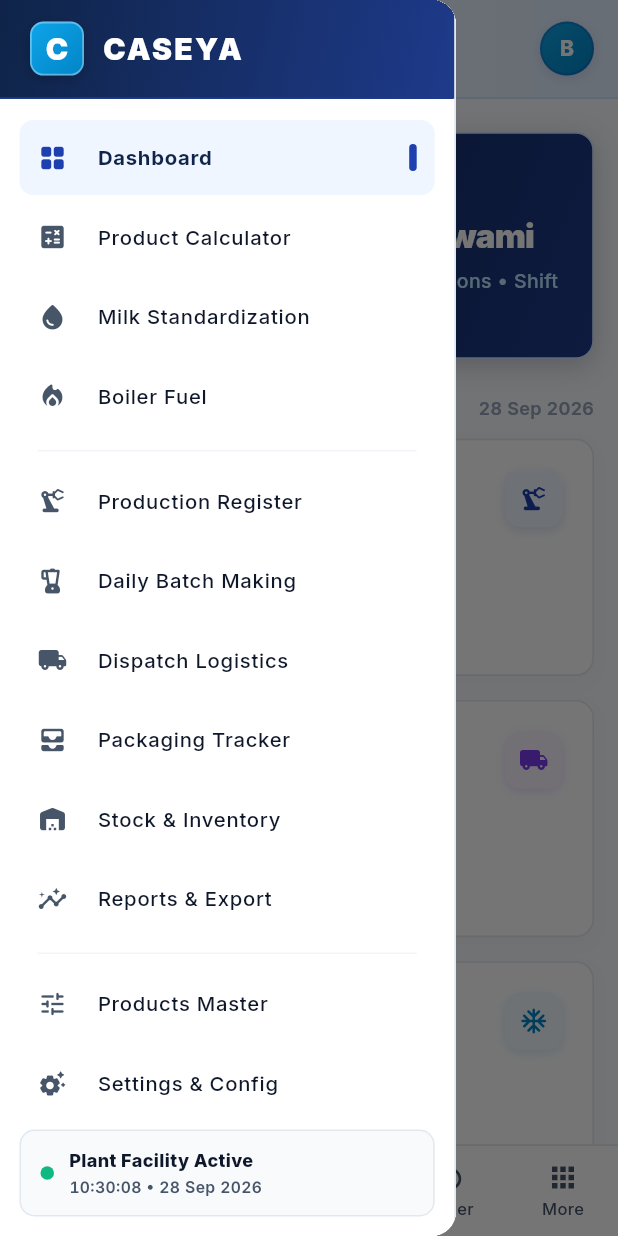
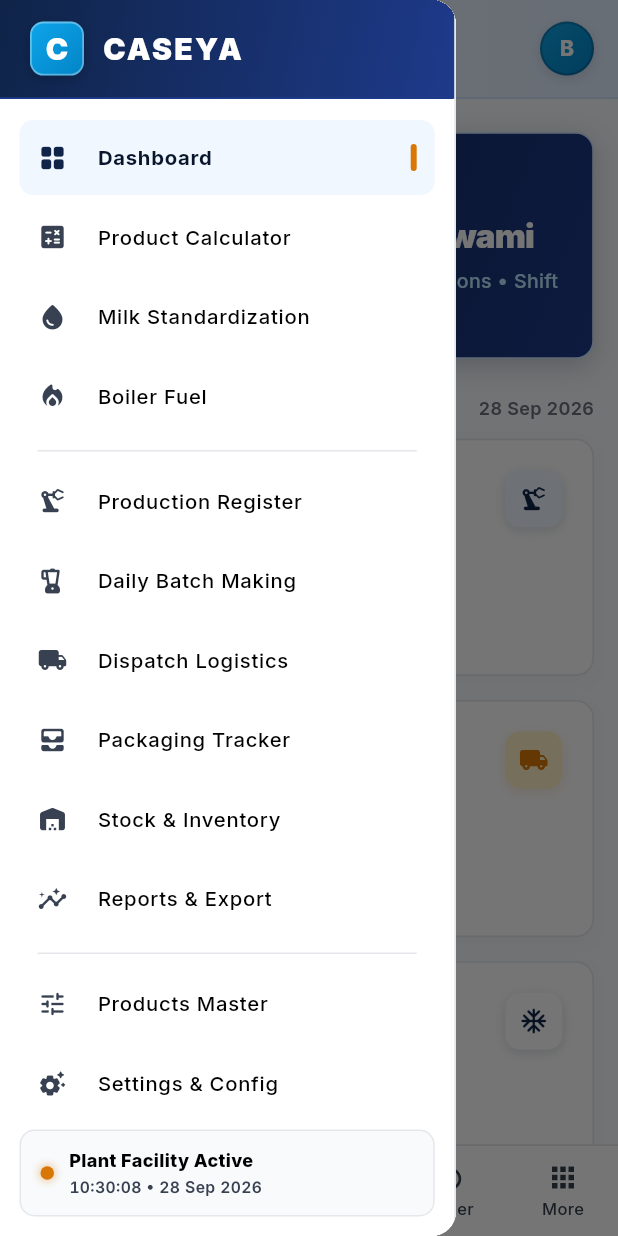
Before and after one commit to wingglexbiraj-max/caseya, a Flutter app: the screen it shows after launch, with the side drawer open, on a phone screen of 412 x 824 dp. Run offline on Flutter 3.47's test engine with Material 3 defaults, Android fonts, the phone set to English and light mode, and no system bars; our stand-ins replace flutter_riverpod, google_fonts, shared_preferences.

Commit message:
style: implement 4-color Golden Ratio palette (Midnight Navy, White, Black, Golden)

```diff
--- a/lib/core/constants/app_colors.dart
+++ b/lib/core/constants/app_colors.dart
@@ -1,95 +1,49 @@
 import 'package:flutter/material.dart';
 
-/// CASEYA Deep Precision Cobalt Navy & Arctic Cyan Color Palette
-/// Inspired by modern dairy tech, milk cold-chain, and automated plant control rooms
-/// (Tetra Pak, GEA, Alfa Laval industrial standard).
+/// CASEYA 4-Color Golden Ratio Design System:
+/// 1. Midnight Navy (30% - Structural Identity & Key Actions)
+/// 2. White (60% - Crisp Foundation Canvas & Surfaces)
+/// 3. Black (Contrast, Typography & Precision Outlines)
+/// 4. Golden (10% - Golden Ratio Accent, Badges & High-Value Highlights)
 class AppColors {
-  // Brand Primary (Deep Precision Cobalt Navy)
-  static const Color primary = Color(0xFF1E40AF); // Core Deep Cobalt (Blue 800)
-  static const Color primaryDark = Color(0xFF0F2448); // Midnight Navy
-  static const Color primaryLight = Color(
-    0xFF2563EB,
-  ); // Vibrant Precision Blue (Blue 600)
-  static const Color primaryContainer = Color(
-    0xFFEFF6FF,
-  ); // Soft Arctic Ice Wash (Blue 50)
-  static const Color primarySurface = Color(
-    0xFFF4F8FE,
-  ); // Subtle Porcelain Tint
+  // ===========================================================================
+  // 1. MIDNIGHT NAVY (30% - Structural Identity & Key Actions)
+  // ===========================================================================
+  static const Color primary = Color(0xFF0F2448); // Executive Midnight Navy
+  static const Color primaryDark = Color(0xFF08152B); // Deepest Midnight
+  static const Color primaryLight = Color(0xFF1E3A8A); // Rich Midnight Blue
+  static const Color primaryContainer = Color(0xFFF0F7FF); // Low-opacity navy tint
+  static const Color primarySurface = Color(0xFFF8FAFC); // Clean Porcelain Tint
 
-  // Energetic Accent (Arctic Cyan & Glacier Flow)
-  static const Color accentCyan = Color.fromARGB(
-    255,
-    2,
-    101,
-    147,
-  ); // Electric Sky Cyan
-  static const Color accentCyanDeep = Color(0xFF0284C7); // Chilled Marine Blue
-  static const Color accentCyanLight = Color(0xFFE0F2FE); // Frosted Ice
-  static const Color coolIce = Color(0xFF0284C7); // Chilled Arctic Blue
-  static const Color coolIceLight = Color(
-    0xFFE0F2FE,
-  ); // Frosted Arctic Ice Light
-  static const Color accentMint = Color(0xFF0EA5E9); // Cyan pulse
-  static const Color accentTeal = Color(0xFF0284C7); // Marine accent
+  static const Color secondary = Color(0xFF0F2448);
+  static const Color secondaryLight = Color(0xFFF0F7FF);
 
-  // Golden Dairy Butterfat & Steam Accents
-  static const Color goldAccent = Color(0xFFD97706); // Warm Amber Gold
-  static const Color goldLight = Color(0xFFFEF3C7); // Cream Butterfat
-  static const Color goldDark = Color(0xFF92400E); // Deep Bronze
-
-  // Secondary & Industrial Slate
-  static const Color secondary = Color(0xFF1E293B); // Deep Slate 800
-  static const Color secondaryLight = Color(0xFFF1F5F9); // Slate 100
-
-  // Neutrals / Surfaces
-  static const Color background = Color(0xFFF8FAFC); // Ultra-clean crisp canvas
-  static const Color surface = Color(0xFFFFFFFF); // Pure Crisp Card
-  static const Color surfaceElevated = Color(0xFFFFFFFF);
-  static const Color cardBorder = Color(0xFFE2E8F0); // Crisp Slate Border
-  static const Color cardBorderSubtle = Color(0xFFEDF2F7);
-  static const Color divider = Color(0xFFF1F5F9);
-
-  // Modern Typography (Slate Matrix)
-  static const Color textPrimary = Color(
-    0xFF0F172A,
-  ); // Slate 900 (High contrast)
-  static const Color textSecondary = Color(0xFF475569); // Slate 600
-  static const Color textMuted = Color(0xFF94A3B8); // Slate 400
-  static const Color textLight = Color(0xFFFFFFFF);
-
-  // Operational Status Indicators
-  static const Color success = Color(0xFF0284C7); // Verified Cyan-Blue
-  static const Color successLight = Color(0xFFE0F2FE); // Frost Light
-  static const Color warning = Color(0xFFD97706); // Amber 600
-  static const Color warningLight = Color(0xFFFEF3C7); // Amber 100
-  static const Color danger = Color(0xFFDC2626); // Rose 600
-  static const Color dangerLight = Color(0xFFFEE2E2); // Rose 100
-  static const Color info = Color(0xFF1D4ED8); // Pure Cobalt 700
-  static const Color infoLight = Color(0xFFDBEAFE); // Blue 100
-
-  // Metric Highlight Cards
-  static const Color metricBgMilk = Color(0xFFEFF6FF); // Milk Ice Blue
-  static const Color metricBgBoiler = Color(0xFFFFFBEB); // Steam Amber Warmth
-  static const Color metricBgStock = Color(
-    0xFFF0F9FF,
-  ); // Finished Storage Sky Tint
-  static const Color metricBgDispatch = Color(0xFFFAF5FF); // Dispatch Lavender
-
-  // Gradients
-  static const LinearGradient primaryGradient = LinearGradient(
-    colors: [Color(0xFF1E40AF), Color(0xFF0F2850)],
+  // Left Sidebar CASEYA Brand Header (PRESERVED: Welcome Card Navy Gradient)
+  static const Color brandHeaderBackground = Color(0xFF0F2448);
+  static const Color brandHeaderBorder = Color(0xFF1E3A8A);
+  static const LinearGradient brandHeaderGradient = LinearGradient(
+    colors: [Color(0xFF0F2448), Color(0xFF1E3A8A)],
     begin: Alignment.topLeft,
     end: Alignment.bottomRight,
   );
 
-  static const LinearGradient cardHeaderGradient = LinearGradient(
-    colors: [Color(0xFFEFF6FF), Color(0xFFF8FAFC)],
+  // Right Page Heading Header Section (PRESERVED: Low-Opacity Precision Blue)
+  static const Color headerBackground = Color(0xFFF0F7FF);
+  static const Color headerBorder = Color(0xFFCCE2FE);
+  static const LinearGradient headerGradient = LinearGradient(
+    colors: [Color(0xFFF0F7FF), Color(0xFFE2EFFF)],
     begin: Alignment.centerLeft,
     end: Alignment.centerRight,
   );
 
-  // Welcome Back Card Blue (Plant Control Center / Deep Executive Navy)
+  // Glowing Cyan 'C' Container Gradient (PRESERVED in Brand Header)
+  static const LinearGradient cyanGradient = LinearGradient(
+    colors: [Color(0xFF0EA5E9), Color(0xFF0284C7)],
+    begin: Alignment.topLeft,
+    end: Alignment.bottomRight,
+  );
+
+  // Welcome Back Card Blue Gradient (PRESERVED)
   static const Color welcomeCardBgStart = Color(0xFF0F2448);
   static const Color welcomeCardBgEnd = Color(0xFF1E3A8A);
   static const LinearGradient welcomeCardGradient = LinearGradient(
@@ -98,33 +52,72 @@ class AppColors {
     end: Alignment.bottomRight,
   );
 
-  // Left Sidebar CASEYA Brand Header (Uses Welcome Card Blue)
-  static const Color brandHeaderBackground = Color(0xFF0F2448);
-  static const Color brandHeaderBorder = Color(0xFF1E3A8A);
-  static const LinearGradient brandHeaderGradient = LinearGradient(
+  // Primary Gradient (Midnight Navy)
+  static const LinearGradient primaryGradient = LinearGradient(
     colors: [Color(0xFF0F2448), Color(0xFF1E3A8A)],
     begin: Alignment.topLeft,
     end: Alignment.bottomRight,
   );
 
-  // Right Page Heading Header Section (Modern Low-Opacity Precision Blue)
-  static const Color headerBackground = Color(0xFFF0F7FF);
-  static const Color headerBorder = Color(0xFFCCE2FE);
-  static const LinearGradient headerGradient = LinearGradient(
-    colors: [Color(0xFFF0F7FF), Color(0xFFE2EFFF)],
-    begin: Alignment.centerLeft,
-    end: Alignment.centerRight,
-  );
+  // ===========================================================================
+  // 2. WHITE (60% - Dominant Foundation Canvas & Surfaces)
+  // ===========================================================================
+  static const Color surface = Color(0xFFFFFFFF); // Pure White Cards & Panels
+  static const Color surfaceElevated = Color(0xFFFFFFFF);
+  static const Color background = Color(0xFFF8FAFC); // Crisp Light Canvas
+  static const Color textLight = Color(0xFFFFFFFF); // Crisp White Typography
 
-  static const LinearGradient cyanGradient = LinearGradient(
-    colors: [Color(0xFF0EA5E9), Color(0xFF0284C7)],
-    begin: Alignment.topLeft,
-    end: Alignment.bottomRight,
-  );
+  // Metric White Surfaces
+  static const Color metricBgMilk = Color(0xFFF0F7FF); // Low-opacity navy tint
+  static const Color metricBgStock = Color(0xFFFFFFFF); // Pure White Card
+
+  // ===========================================================================
+  // 3. BLACK (Precision Typography & Sharp Outlines)
+  // ===========================================================================
+  static const Color textPrimary = Color(0xFF000000); // True Black (Maximum Legibility)
+  static const Color textSecondary = Color(0xFF374151); // Dark Charcoal Black
+  static const Color textMuted = Color(0xFF6B7280); // Slate Charcoal
+  static const Color cardBorder = Color(0xFFE5E7EB); // Crisp Precision Border
+  static const Color cardBorderSubtle = Color(0xFFF3F4F6);
+  static const Color divider = Color(0xFFE5E7EB); // Sharp Divider
+
+  // Status Colors mapped into 4-color system:
+  static const Color info = Color(0xFF0F2448); // Midnight Navy
+  static const Color infoLight = Color(0xFFF0F7FF);
+  static const Color success = Color(0xFF0F2448); // Midnight Navy Verified
+  static const Color successLight = Color(0xFFF0F7FF);
+  static const Color danger = Color(0xFF991B1B); // Crimson Black Accent
+  static const Color dangerLight = Color(0xFFFEF2F2);
+
+  // ===========================================================================
+  // 4. GOLDEN (10% - Golden Ratio Accent, Badges & High-Value Highlights)
+  // ===========================================================================
+  static const Color goldAccent = Color(0xFFD97706); // Rich Dairy Gold
+  static const Color goldLight = Color(0xFFFEF3C7); // Warm Golden Glow
+  static const Color goldDark = Color(0xFF92400E); // Deep Bronze Gold
+  static const Color warning = Color(0xFFD97706); // Golden Indicator
+  static const Color warningLight = Color(0xFFFEF3C7);
+  static const Color metricBgBoiler = Color(0xFFFEF3C7); // Warm Steam Gold
+  static const Color metricBgDispatch = Color(0xFFFEF3C7); // Gold Milestone
 
   static const LinearGradient goldGradient = LinearGradient(
     colors: [Color(0xFFF59E0B), Color(0xFFD97706)],
     begin: Alignment.topLeft,
     end: Alignment.bottomRight,
   );
+
+  static const LinearGradient cardHeaderGradient = LinearGradient(
+    colors: [Color(0xFFF0F7FF), Color(0xFFFFFFFF)],
+    begin: Alignment.centerLeft,
+    end: Alignment.centerRight,
+  );
+
+  // Compatibility aliases mapped strictly to 4-color system
+  static const Color accentCyan = Color(0xFF0F2448);
+  static const Color accentCyanDeep = Color(0xFF0F2448);
+  static const Color accentCyanLight = Color(0xFFF0F7FF);
+  static const Color coolIce = Color(0xFF0F2448);
+  static const Color coolIceLight = Color(0xFFF0F7FF);
+  static const Color accentMint = Color(0xFF0F2448);
+  static const Color accentTeal = Color(0xFF0F2448);
 }
--- a/lib/core/widgets/app_sidebar.dart
+++ b/lib/core/widgets/app_sidebar.dart
@@ -184,11 +184,11 @@ class AppSidebar extends StatelessWidget {
           ),
           trailing: isSelected
               ? Container(
-                  width: 5,
+                  width: 4,
                   height: 18,
                   decoration: BoxDecoration(
-                    color: AppColors.primary,
-                    borderRadius: BorderRadius.circular(3),
+                    color: AppColors.goldAccent,
+                    borderRadius: BorderRadius.circular(2),
                   ),
                 )
               : null,
@@ -247,9 +247,16 @@ class _LivePlantSidebarChipState extends State<_LivePlantSidebarChip> {
           Container(
             width: 9,
             height: 9,
-            decoration: const BoxDecoration(
-              color: Color(0xFF10B981), // Emerald active indicator
+            decoration: BoxDecoration(
+              color: AppColors.goldAccent,
               shape: BoxShape.circle,
+              boxShadow: [
+                BoxShadow(
+                  color: AppColors.goldAccent.withValues(alpha: 0.4),
+                  blurRadius: 4,
+                  spreadRadius: 1,
+                ),
+              ],
             ),
           ),
           const SizedBox(width: 10),
--- a/lib/pages/dashboard/dashboard_page.dart
+++ b/lib/pages/dashboard/dashboard_page.dart
@@ -206,7 +206,7 @@ class DashboardPage extends ConsumerWidget {
                         unit: 'Litres',
                         subtitle: '8 Routes On Route',
                         icon: Icons.local_shipping_rounded,
-                        iconColor: const Color(0xFF7C3AED),
+                        iconColor: AppColors.goldAccent,
                         iconBgColor: AppColors.metricBgDispatch,
                         onTap: () => onNavigate(6),
                       ),
```
